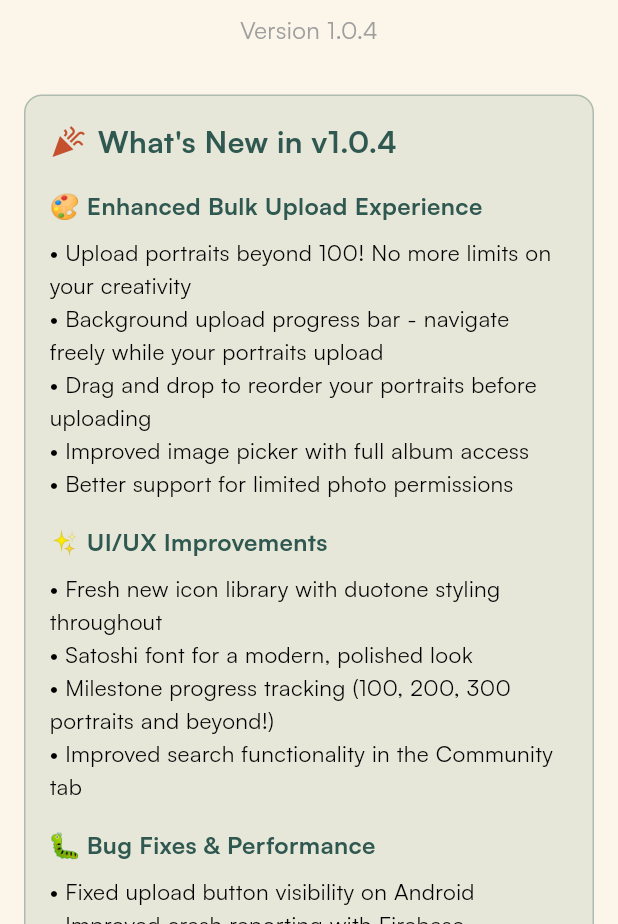
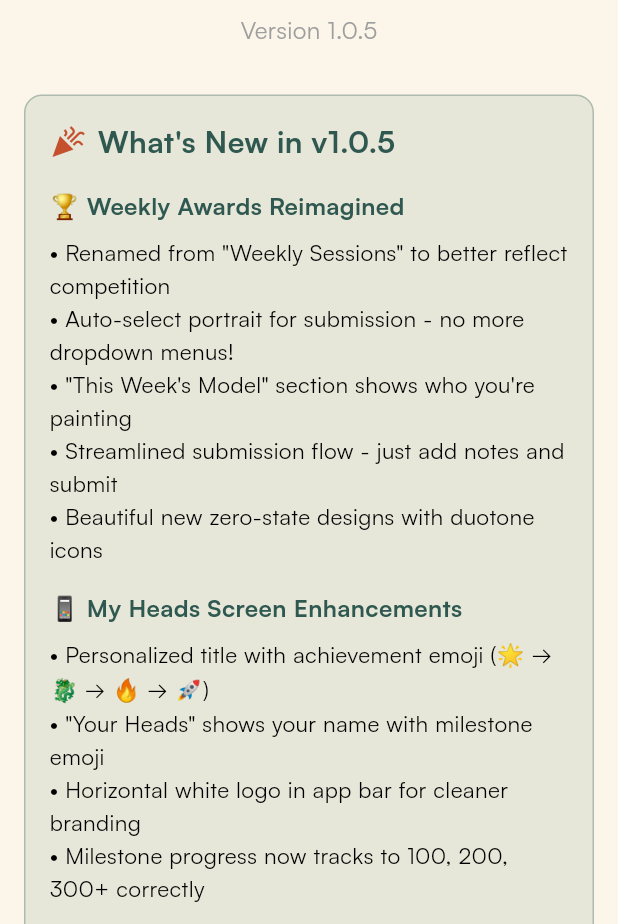
Before and after one commit to starogre/hundredheadssociety, a Flutter app: the AboutScreen screen opened directly, on a phone screen of 412 x 824 dp, the part 312-1236 px from its top. Run offline on Flutter 3.47's test engine with Material 3 defaults, Android fonts, the light colour scheme and no system bars; our stand-ins replace cached_network_image, cloud_firestore, cloud_functions, firebase_auth, firebase_core, firebase_crashlytics and 10 more; missing offline and left inert: app_settings, photo_manager, photo_manager_image_provider, wechat_assets_picker; accounts and stored records are empty.

Commit message:
Update version to 1.0.5 and What's New section
VERSION UPDATE:
- Incremented version from 1.0.4+5 to 1.0.5+6
- Updated About screen to display Version 1.0.5

WHAT'S NEW CONTENT (v1.0.5):

🏆 Weekly Awards Reimagined:
- Auto-select portrait for submission
- This Week's Model section
- Streamlined submission flow
- Beautiful zero-state designs

📱 My Heads Screen Enhancements:
- Personalized title with achievement emoji
- Horizontal white logo branding
- Correct milestone progress tracking

🎨 Portrait Previews & Profile:
- Week number badges on previews
- Swipeable portrait browsing
- Full-screen Edit Profile page
- Better organized editing

FILES CHANGED:
- pubspec.yaml (version increment)
- lib/screens/about_screen.dart (version + What's New)

Ready for v1.0.5 release!

```diff
--- a/lib/screens/about_screen.dart
+++ b/lib/screens/about_screen.dart
@@ -42,7 +42,7 @@ class AboutScreen extends StatelessWidget {
                   ),
                   const SizedBox(height: 8),
                   const Text(
-                    'Version 1.0.4',
+                    'Version 1.0.5',
                     style: TextStyle(
                       color: Colors.grey,
                       fontSize: 16,
@@ -76,7 +76,7 @@ class AboutScreen extends StatelessWidget {
                       ),
                       const SizedBox(width: 8),
                       const Text(
-                        'What\'s New in v1.0.4',
+                        'What\'s New in v1.0.5',
                         style: TextStyle(
                           fontSize: 20,
                           fontWeight: FontWeight.bold,
@@ -87,7 +87,7 @@ class AboutScreen extends StatelessWidget {
                   ),
                   const SizedBox(height: 16),
                   const Text(
-                    '🎨 Enhanced Bulk Upload Experience',
+                    '🏆 Weekly Awards Reimagined',
                     style: TextStyle(
                       fontSize: 16,
                       fontWeight: FontWeight.bold,
@@ -96,16 +96,16 @@ class AboutScreen extends StatelessWidget {
                   ),
                   const SizedBox(height: 8),
                   const Text(
-                    '• Upload portraits beyond 100! No more limits on your creativity\n'
-                    '• Background upload progress bar - navigate freely while your portraits upload\n'
-                    '• Drag and drop to reorder your portraits before uploading\n'
-                    '• Improved image picker with full album access\n'
-                    '• Better support for limited photo permissions',
+                    '• Renamed from "Weekly Sessions" to better reflect competition\n'
+                    '• Auto-select portrait for submission - no more dropdown menus!\n'
+                    '• "This Week\'s Model" section shows who you\'re painting\n'
+                    '• Streamlined submission flow - just add notes and submit\n'
+                    '• Beautiful new zero-state designs with duotone icons',
                     style: TextStyle(fontSize: 15, height: 1.5),
                   ),
                   const SizedBox(height: 16),
                   const Text(
-                    '✨ UI/UX Improvements',
+                    '📱 My Heads Screen Enhancements',
                     style: TextStyle(
                       fontSize: 16,
                       fontWeight: FontWeight.bold,
@@ -114,15 +114,15 @@ class AboutScreen extends StatelessWidget {
                   ),
                   const SizedBox(height: 8),
                   const Text(
-                    '• Fresh new icon library with duotone styling throughout\n'
-                    '• Satoshi font for a modern, polished look\n'
-                    '• Milestone progress tracking (100, 200, 300 portraits and beyond!)\n'
-                    '• Improved search functionality in the Community tab',
+                    '• Personalized title with achievement emoji (🌟 → 🐉 → 🔥 → 🚀)\n'
+                    '• "Your Heads" shows your name with milestone emoji\n'
+                    '• Horizontal white logo in app bar for cleaner branding\n'
+                    '• Milestone progress now tracks to 100, 200, 300+ correctly',
                     style: TextStyle(fontSize: 15, height: 1.5),
                   ),
                   const SizedBox(height: 16),
                   const Text(
-                    '🐛 Bug Fixes & Performance',
+                    '🎨 Portrait Previews & Profile',
                     style: TextStyle(
                       fontSize: 16,
                       fontWeight: FontWeight.bold,
@@ -131,10 +131,11 @@ class AboutScreen extends StatelessWidget {
                   ),
                   const SizedBox(height: 8),
                   const Text(
-                    '• Fixed upload button visibility on Android\n'
-                    '• Improved crash reporting with Firebase Crashlytics\n'
-                    '• Enhanced RSVP notification handling\n'
-                    '• Better error handling and user feedback',
+                    '• Week number badge now shows on portrait previews\n'
+                    '• Swipe left/right to browse portraits (Tinder-style!)\n'
+                    '• Position indicator shows where you are (45/100)\n'
+                    '• Full-screen Edit Profile page (no more cramped dialog!)\n'
+                    '• Better organized profile editing with larger previews',
                     style: TextStyle(fontSize: 15, height: 1.5),
                   ),
                 ],
--- a/pubspec.yaml
+++ b/pubspec.yaml
@@ -16,7 +16,7 @@ publish_to: 'none' # Remove this line if you wish to publish to pub.dev
 # https://developer.apple.com/library/archive/documentation/General/Reference/InfoPlistKeyReference/Articles/CoreFoundationKeys.html
 # In Windows, build-name is used as the major, minor, and patch parts
 # of the product and file versions while build-number is used as the build suffix.
-version: 1.0.4+5
+version: 1.0.5+6
 
 environment:
   sdk: ^3.8.1
```
